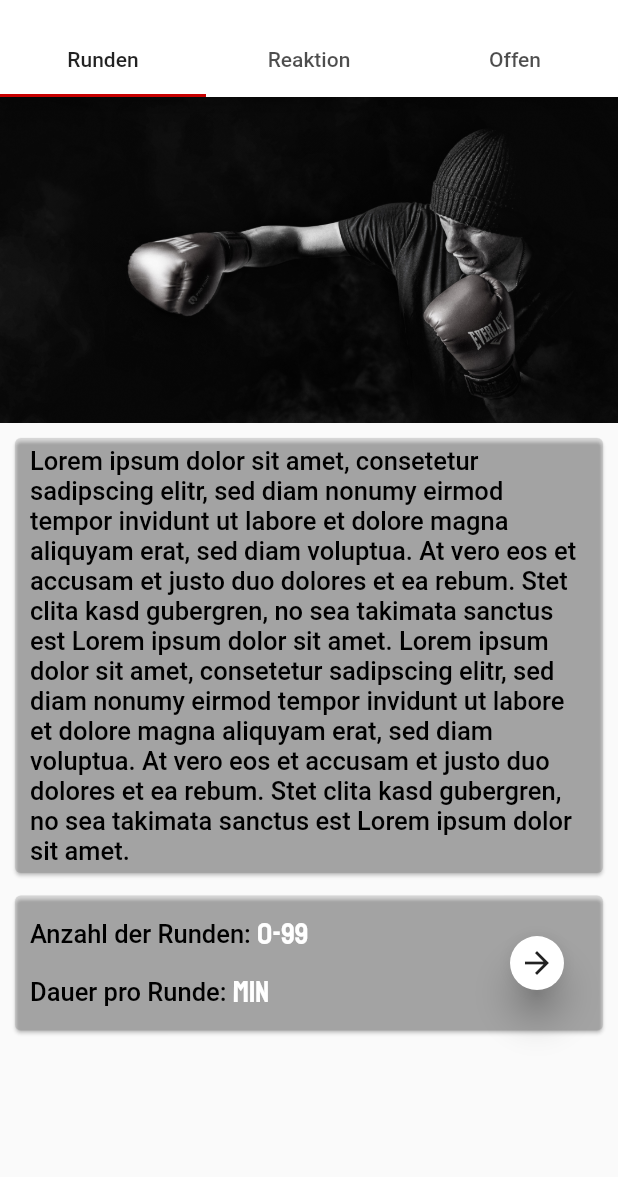
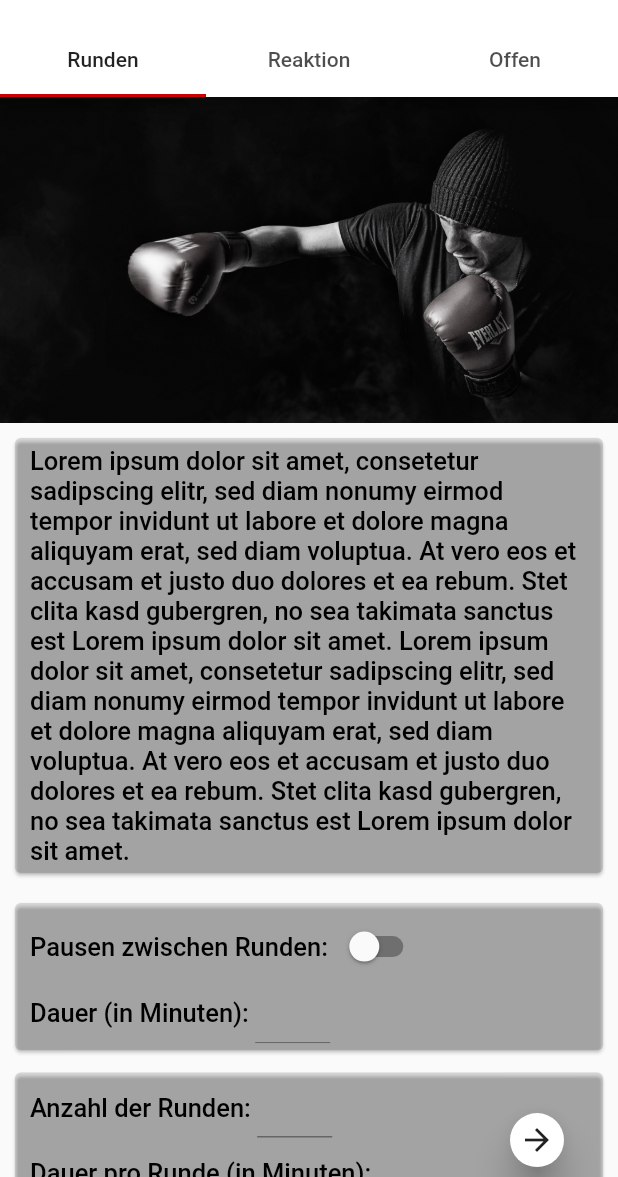
Before and after one commit to tabearunzheimer/boxing_app, a Flutter app: the ChooseWorkoutStyleScreen screen opened by its route, on a phone screen of 412 x 824 dp, the part 59-1236 px from its top. Run offline on Flutter 3.47's test engine with Material 2 defaults, Android fonts, the phone set to English and light mode, and no system bars; our stand-ins replace shared_preferences; accounts and stored records are empty.

Commit message:
Fix Workout-Style-Screen and add Input-Fields with Switch Button

```diff
--- a/lib/screens/choose_workout_style_screen.dart
+++ b/lib/screens/choose_workout_style_screen.dart
@@ -1,4 +1,5 @@
 import 'package:flutter/material.dart';
+import 'package:flutter/services.dart';
 import 'package:uebung02/screens/reusable_widgets.dart';
 
 class ChooseWorkoutStyleScreen extends StatefulWidget {
@@ -9,15 +10,20 @@ class ChooseWorkoutStyleScreen extends StatefulWidget {
 
 ReusableWidgets _reusableWidgets;
 
-class _ChooseWorkoutStyleScreenState extends State<ChooseWorkoutStyleScreen>
-    with SingleTickerProviderStateMixin {
-
-  List <Tab> l = [
-    Tab(child: Text("Runden"),),
-    Tab(child: Text("Reaktion"),),
-    Tab(child: Text("Offen"),)
+class _ChooseWorkoutStyleScreenState extends State<ChooseWorkoutStyleScreen> with SingleTickerProviderStateMixin {
+  List<Tab> l = [
+    Tab(
+      child: Text("Runden"),
+    ),
+    Tab(
+      child: Text("Reaktion"),
+    ),
+    Tab(
+      child: Text("Offen"),
+    )
   ];
   TabController _tabController;
+  bool breakBetweenRounds = false;
 
   @override
   void initState() {
@@ -36,33 +42,27 @@ class _ChooseWorkoutStyleScreenState extends State<ChooseWorkoutStyleScreen>
     _reusableWidgets = new ReusableWidgets(context, -1);
     return new Scaffold(
       appBar: AppBar(
-        title: Text("Kickbox App",),
+        title: Text(
+          "Kickbox App",
+        ),
         bottom: TabBar(
           controller: _tabController,
           tabs: l,
         ),
       ),
-      body: TabBarView(
-          controller: _tabController,
-          children: <Widget>[
+      body: TabBarView(controller: _tabController, children: <Widget>[
         buildRundenAndReaktionElement('assets/img/man_boxer.jpg'),
         buildRundenAndReaktionElement('assets/img/hill_fighter_meditate.jpg'),
         buildOffenElement('assets/img/man_boxer.jpg'),
-          ]
-      ),
+      ]),
     );
   }
 
   Widget buildRundenAndReaktionElement(String imgPfad) {
     return Container(
-      width: MediaQuery
-          .of(context)
-          .size
-          .width,
-      height: MediaQuery
-          .of(context)
-          .size
-          .height,
+      width: MediaQuery.of(context).size.width,
+      height: MediaQuery.of(context).size.height,
+      child: SingleChildScrollView(
         child: Column(
           mainAxisSize: MainAxisSize.max,
           mainAxisAlignment: MainAxisAlignment.start,
@@ -76,10 +76,50 @@ class _ChooseWorkoutStyleScreenState extends State<ChooseWorkoutStyleScreen>
                 padding: EdgeInsets.fromLTRB(10, 5, 10, 5),
                 child: Text(
                   "Lorem ipsum dolor sit amet, consetetur sadipscing elitr, sed diam nonumy eirmod tempor invidunt ut labore et dolore magna aliquyam erat, sed diam voluptua. At vero eos et accusam et justo duo dolores et ea rebum. Stet clita kasd gubergren, no sea takimata sanctus est Lorem ipsum dolor sit amet. Lorem ipsum dolor sit amet, consetetur sadipscing elitr, sed diam nonumy eirmod tempor invidunt ut labore et dolore magna aliquyam erat, sed diam voluptua. At vero eos et accusam et justo duo dolores et ea rebum. Stet clita kasd gubergren, no sea takimata sanctus est Lorem ipsum dolor sit amet.",
-                style: Theme
-                    .of(context)
-                    .textTheme
-                    .body2,
+                  style: Theme.of(context).textTheme.body2,
+                ),
+              ),
+            ),
+            Container(
+              child: Card(
+                margin: EdgeInsets.all(10),
+                color: Color.fromRGBO(0, 0, 0, 0.1),
+                child: Container(
+                  padding: EdgeInsets.fromLTRB(10, 5, 10, 5),
+                  child: Column(
+                    children: <Widget>[
+                      Row(
+
+                        children: <Widget>[
+                          Text(
+                            "Pausen zwischen Runden: ",
+                            style: Theme.of(context).textTheme.body2,
+                          ),
+                          Switch(
+                            value: breakBetweenRounds,
+                            onChanged: (value) {setState(() {
+                              breakBetweenRounds = value;
+                            });},
+                          ),
+                        ],
+                      ),
+                      Row(
+                        children: <Widget>[
+                          Text("Dauer (in Minuten): ", style: Theme.of(context).textTheme.body2,),
+                          Container(
+                            width: 50,
+                            height: 40,
+                            child: TextField(
+                              enabled: breakBetweenRounds,
+                              decoration: new InputDecoration(),
+                              keyboardType: TextInputType.numberWithOptions(
+                                  decimal: false, signed: true),
+                            ),
+                          ),
+                        ],
+                      ),
+                    ],
+                  ),
                 ),
               ),
             ),
@@ -99,24 +139,39 @@ class _ChooseWorkoutStyleScreenState extends State<ChooseWorkoutStyleScreen>
                         children: <Widget>[
                           Row(
                             children: <Widget>[
-                            Text("Anzahl der Runden: ",
-                              style: Theme
-                                  .of(context)
-                                  .textTheme
-                                  .body2,
+                              Text(
+                                "Anzahl der Runden: ",
+                                style: Theme.of(context).textTheme.body2,
                               ),
-                            Text("0-99"),
+                              Container(
+                                width: 50,
+                                height: 40,
+                                child: TextField(
+                                  decoration: new InputDecoration(),
+                                  keyboardType: TextInputType.numberWithOptions(
+                                      decimal: false, signed: true),
+                                ),
+                              ),
+                              //Text("0-99"),
                             ],
                           ),
                           Row(
+                            mainAxisSize: MainAxisSize.min,
                             children: <Widget>[
-                            Text("Dauer pro Runde: ",
-                              style: Theme
-                                  .of(context)
-                                  .textTheme
-                                  .body2,
+                              Text(
+                                "Dauer pro Runde (in Minuten): ",
+                                style: Theme.of(context).textTheme.body2,
                               ),
-                            Text("min"),
+                              //Text("min"),
+                              Container(
+                                width: 50,
+                                height: 40,
+                                child: TextField(
+                                  decoration: new InputDecoration(),
+                                  keyboardType: TextInputType.numberWithOptions(
+                                      decimal: false, signed: true),
+                                ),
+                              ),
                             ],
                           ),
                         ],
@@ -135,19 +190,15 @@ class _ChooseWorkoutStyleScreenState extends State<ChooseWorkoutStyleScreen>
             ),
           ],
         ),
+      ),
     );
   }
 
   Widget buildOffenElement(String imgPfad) {
-    return Container(
-      width: MediaQuery
-          .of(context)
-          .size
-          .width,
-      height: MediaQuery
-          .of(context)
-          .size
-          .height,
+    return SingleChildScrollView(
+      child: Container(
+        width: MediaQuery.of(context).size.width,
+        height: MediaQuery.of(context).size.height,
         child: Column(
           mainAxisSize: MainAxisSize.max,
           mainAxisAlignment: MainAxisAlignment.start,
@@ -161,10 +212,7 @@ class _ChooseWorkoutStyleScreenState extends State<ChooseWorkoutStyleScreen>
                 padding: EdgeInsets.fromLTRB(10, 5, 10, 5),
                 child: Text(
                   "Lorem ipsum dolor sit amet, consetetur sadipscing elitr, sed diam nonumy eirmod tempor invidunt ut labore et dolore magna aliquyam erat, sed diam voluptua. At vero eos et accusam et justo duo dolores et ea rebum. Stet clita kasd gubergren, no sea takimata sanctus est Lorem ipsum dolor sit amet. Lorem ipsum dolor sit amet, consetetur sadipscing elitr, sed diam nonumy eirmod tempor invidunt ut labore et dolore magna aliquyam erat, sed diam voluptua. At vero eos et accusam et justo duo dolores et ea rebum. Stet clita kasd gubergren, no sea takimata sanctus est Lorem ipsum dolor sit amet.",
-                style: Theme
-                    .of(context)
-                    .textTheme
-                    .body2,
+                  style: Theme.of(context).textTheme.body2,
                 ),
               ),
             ),
@@ -180,13 +228,20 @@ class _ChooseWorkoutStyleScreenState extends State<ChooseWorkoutStyleScreen>
                       padding: EdgeInsets.fromLTRB(10, 0, 0, 0),
                       child: Row(
                         children: <Widget>[
-                        Text("Dauer pro Runde: ",
-                          style: Theme
-                              .of(context)
-                              .textTheme
-                              .body2,
+                          Text(
+                            "Dauer (in Minuten): ",
+                            style: Theme.of(context).textTheme.body2,
                           ),
-                        Text("min"),
+                          //Text("min"),
+                          Container(
+                            width: 50,
+                            height: 40,
+                            child: TextField(
+                              decoration: new InputDecoration(),
+                              keyboardType: TextInputType.numberWithOptions(
+                                  decimal: false, signed: true),
+                            ),
+                          ),
                         ],
                       ),
                     ),
@@ -203,9 +258,9 @@ class _ChooseWorkoutStyleScreenState extends State<ChooseWorkoutStyleScreen>
             ),
           ],
         ),
+      ),
     );
   }
-
 
   void showChooseWorkoutTechniquesScreen() {
     print("Change to choose-Workout-Techniques-Screen");
--- a/lib/screens/choose_workout_summary_screen.dart
+++ b/lib/screens/choose_workout_summary_screen.dart
@@ -170,7 +170,7 @@ class _ChooseWorkoutSummaryScreenState
       title: Text(l[index], style: Theme
           .of(context)
           .textTheme
-          .display4,),
+          .display2,),
       subtitle: Text("Zuletzt: 06. November 2019", style: Theme
           .of(context)
           .textTheme
```
Also changed, not shown: lib/screens/me_screen.dart (+16 -2 lines), 6 other files. Lines whose indentation alone changed are shown as unchanged.
